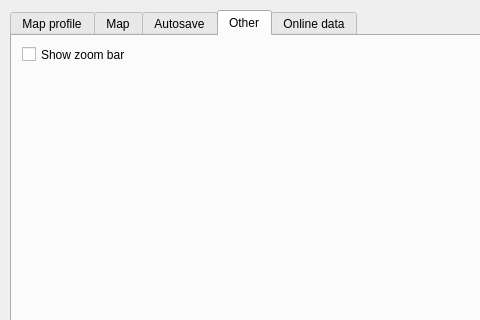
Above: csetting.ui from PavelMr/skytechx before the change; both pictures show x 0 to 480 and y 0 to 320 of the 689 by 411 pixel window. Below: the same form after it.
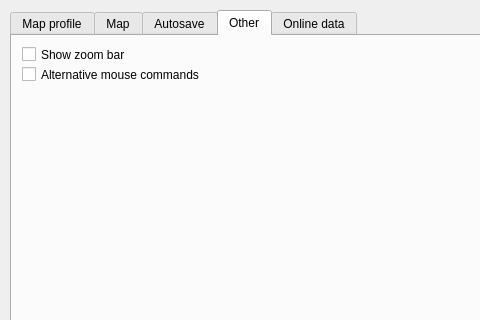
That is the form after the change. The open tabs and pages were chosen to show the change. Custom widgets are drawn as their Qt base class.

Commit message: Alternative mouse commands

The edit to the form file:
```diff
--- a/csetting.ui
+++ b/csetting.ui
@@ -3706,7 +3706,7 @@
       <rect>
        <x>10</x>
        <y>10</y>
-       <width>151</width>
+       <width>201</width>
        <height>17</height>
       </rect>
      </property>
@@ -3714,6 +3714,22 @@
       <string>Show zoom bar</string>
      </property>
     </widget>
+    <widget class="QCheckBox" name="checkBox_13">
+     <property name="geometry">
+      <rect>
+       <x>10</x>
+       <y>30</y>
+       <width>221</width>
+       <height>17</height>
+      </rect>
+     </property>
+     <property name="toolTip">
+      <string>&lt;html&gt;&lt;head/&gt;&lt;body&gt;&lt;p&gt;If the box is checked, then the left mouse button moves the map and Shift + left mouse button zoom the map.&lt;/p&gt;&lt;/body&gt;&lt;/html&gt;</string>
+     </property>
+     <property name="text">
+      <string>Alternative mouse commands</string>
+     </property>
+    </widget>
    </widget>
    <widget class="QWidget" name="tab_7">
     <attribute name="title">
```
Left out of the diff: 5 changed lines with no effect on the pictures. The commit also changes 3 other files.
